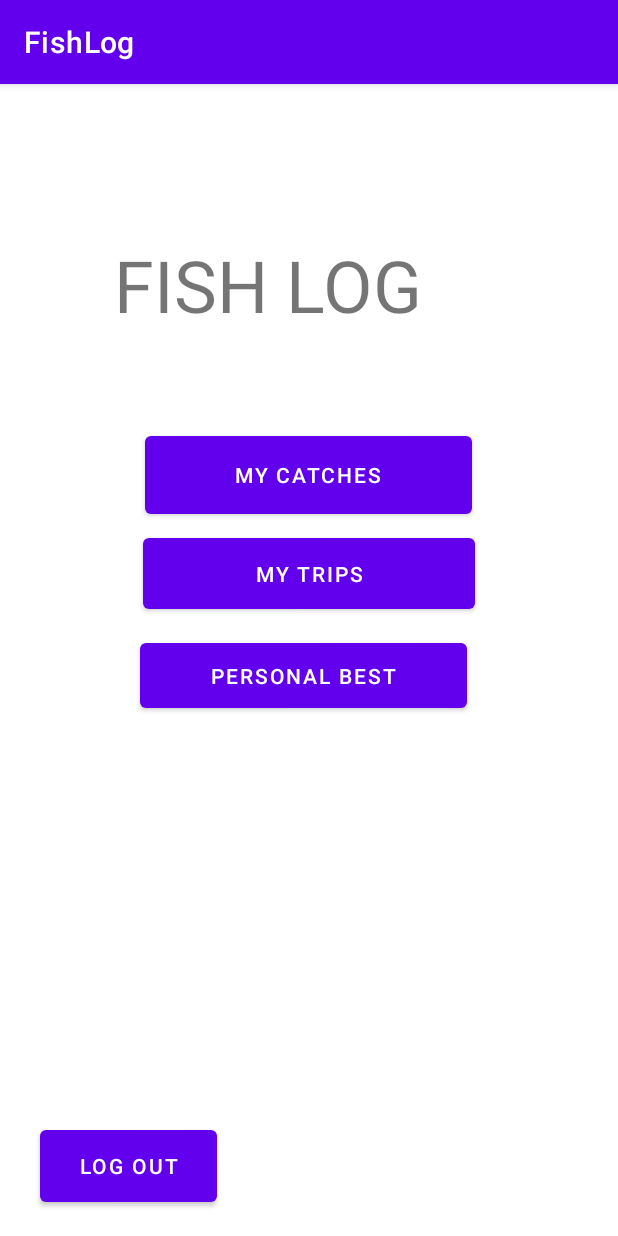
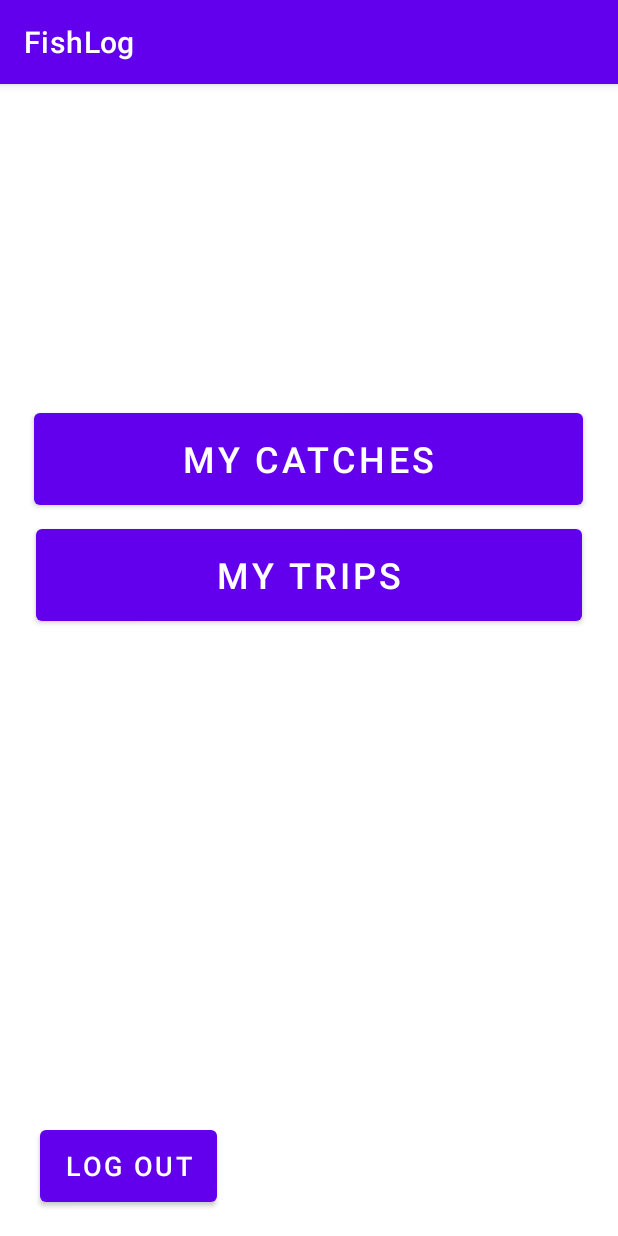
Before and after one commit to LukeBerryCS/FishLog, an Android app: the screen it shows after launch (Index), on a phone screen of 412 x 824 dp. Run offline under Robolectric (Android 15) with nearby library versions, the phone set to English and light mode, and no system bars; our stand-ins replace Room's generated code; 1 statement that could not run was skipped.

Commit message:
Removed Personal Bests feature, general UI improvements

```diff
--- a/app/src/main/java/com/example/fishlog/Index.java
+++ b/app/src/main/java/com/example/fishlog/Index.java
@@ -12,7 +12,6 @@ public class Index extends AppCompatActivity {
     TextView indexLogout;
     Button indexMyCatches;
     Button indexMyTrips;
-    Button indexPersonalBest;
 
     @Override
     protected void onCreate(Bundle savedInstanceState) {
@@ -26,12 +25,10 @@ public class Index extends AppCompatActivity {
         indexLogout = findViewById(R.id.indexLogoutButton);
         indexMyCatches = findViewById(R.id.indexMyCatches);
         indexMyTrips = findViewById(R.id.indexMyTrips);
-        indexPersonalBest = findViewById(R.id.indexPersonalBest);
 
         indexLogout.setOnClickListener(view -> logout());
         indexMyCatches.setOnClickListener(view -> indexToCatches());
         indexMyTrips.setOnClickListener(view -> indexToTrips());
-        indexPersonalBest.setOnClickListener(view -> indexToPersonalBest());
     }
     private void logout() {
         Intent intent = new Intent(Index.this, MainActivity.class);
@@ -50,10 +47,4 @@ public class Index extends AppCompatActivity {
         startActivity(intent);
         finish();
     }
-
-    private void indexToPersonalBest() {
-        Intent intent = new Intent(Index.this, PersonalBest.class);
-        startActivity(intent);
-        finish();
-    }
 }
--- a/app/src/main/res/layout/index.xml
+++ b/app/src/main/res/layout/index.xml
@@ -7,22 +7,22 @@
 
     <TextView
         android:id="@+id/loginInfoTemp"
-        android:layout_width="308dp"
-        android:layout_height="36dp"
-        android:text="TextView"
+        android:layout_width="374dp"
+        android:layout_height="161dp"
         android:textSize="24sp"
         app:layout_constraintBottom_toBottomOf="parent"
         app:layout_constraintEnd_toEndOf="parent"
-        app:layout_constraintHorizontal_bias="0.495"
+        app:layout_constraintHorizontal_bias="0.378"
         app:layout_constraintStart_toStartOf="parent"
         app:layout_constraintTop_toTopOf="parent"
-        app:layout_constraintVertical_bias="0.023" />
+        app:layout_constraintVertical_bias="0.028" />
 
     <Button
         android:id="@+id/indexLogoutButton"
         android:layout_width="118dp"
         android:layout_height="60dp"
         android:text="Log out"
+        android:textSize="18sp"
         app:layout_constraintBottom_toBottomOf="parent"
         app:layout_constraintEnd_toEndOf="parent"
         app:layout_constraintHorizontal_bias="0.091"
@@ -32,46 +32,26 @@
 
     <Button
         android:id="@+id/indexMyCatches"
-        android:layout_width="218dp"
-        android:layout_height="64dp"
+        android:layout_width="366dp"
+        android:layout_height="73dp"
         android:text="My Catches"
+        android:textSize="24sp"
         app:layout_constraintBottom_toBottomOf="parent"
         app:layout_constraintEnd_toEndOf="parent"
-        app:layout_constraintHorizontal_bias="0.498"
+        app:layout_constraintHorizontal_bias="0.488"
         app:layout_constraintStart_toStartOf="parent"
         app:layout_constraintTop_toBottomOf="@+id/loginInfoTemp"
-        app:layout_constraintVertical_bias="0.27" />
+        app:layout_constraintVertical_bias="0.068" />
 
     <Button
         android:id="@+id/indexMyTrips"
-        android:layout_width="221dp"
-        android:layout_height="59dp"
+        android:layout_width="364dp"
+        android:layout_height="73dp"
         android:layout_marginTop="4dp"
         android:text="My Trips"
+        android:textSize="24sp"
         app:layout_constraintEnd_toEndOf="parent"
         app:layout_constraintStart_toStartOf="parent"
         app:layout_constraintTop_toBottomOf="@+id/indexMyCatches" />
 
-    <Button
-        android:id="@+id/indexPersonalBest"
-        android:layout_width="218dp"
-        android:layout_height="55dp"
-        android:text="Personal Best"
-        app:layout_constraintBottom_toBottomOf="parent"
-        app:layout_constraintEnd_toEndOf="parent"
-        app:layout_constraintHorizontal_bias="0.48"
-        app:layout_constraintStart_toStartOf="parent"
-        app:layout_constraintTop_toBottomOf="@+id/indexMyTrips"
-        app:layout_constraintVertical_bias="0.03" />
-
-    <TextView
-        android:id="@+id/indexTitle"
-        android:layout_width="260dp"
-        android:layout_height="79dp"
-        android:text="FISH LOG"
-        android:textSize="48sp"
-        app:layout_constraintBottom_toTopOf="@+id/indexMyCatches"
-        app:layout_constraintEnd_toEndOf="parent"
-        app:layout_constraintStart_toStartOf="parent"
-        app:layout_constraintTop_toBottomOf="@+id/loginInfoTemp" />
 </androidx.constraintlayout.widget.ConstraintLayout>
--- a/app/src/main/res/layout/my_catches.xml
+++ b/app/src/main/res/layout/my_catches.xml
@@ -10,6 +10,7 @@
         android:layout_width="101dp"
         android:layout_height="61dp"
         android:text="Back"
+        android:textSize="18sp"
         app:layout_constraintBottom_toBottomOf="parent"
         app:layout_constraintEnd_toEndOf="parent"
         app:layout_constraintHorizontal_bias="0.105"
--- a/app/src/main/res/layout/my_trips.xml
+++ b/app/src/main/res/layout/my_trips.xml
@@ -10,6 +10,7 @@
         android:layout_width="98dp"
         android:layout_height="55dp"
         android:text="Back"
+        android:textSize="18sp"
         app:layout_constraintBottom_toBottomOf="parent"
         app:layout_constraintEnd_toEndOf="parent"
         app:layout_constraintHorizontal_bias="0.116"
```
Also changed, not shown: app/src/main/AndroidManifest.xml (+0 -9 lines), app/src/main/java/com/example/fishlog/PersonalBest.java (deleted, +0 -27 lines), app/src/main/res/layout/activity_main.xml (+39 -30 lines), app/src/main/res/layout/log_catch.xml (+20 -16 lines), app/src/main/res/layout/log_trip.xml (+20 -25 lines), app/src/main/res/layout/log_trip_catch.xml (+19 -17 lines), app/src/main/res/layout/personal_best.xml (deleted, +0 -19 lines).
